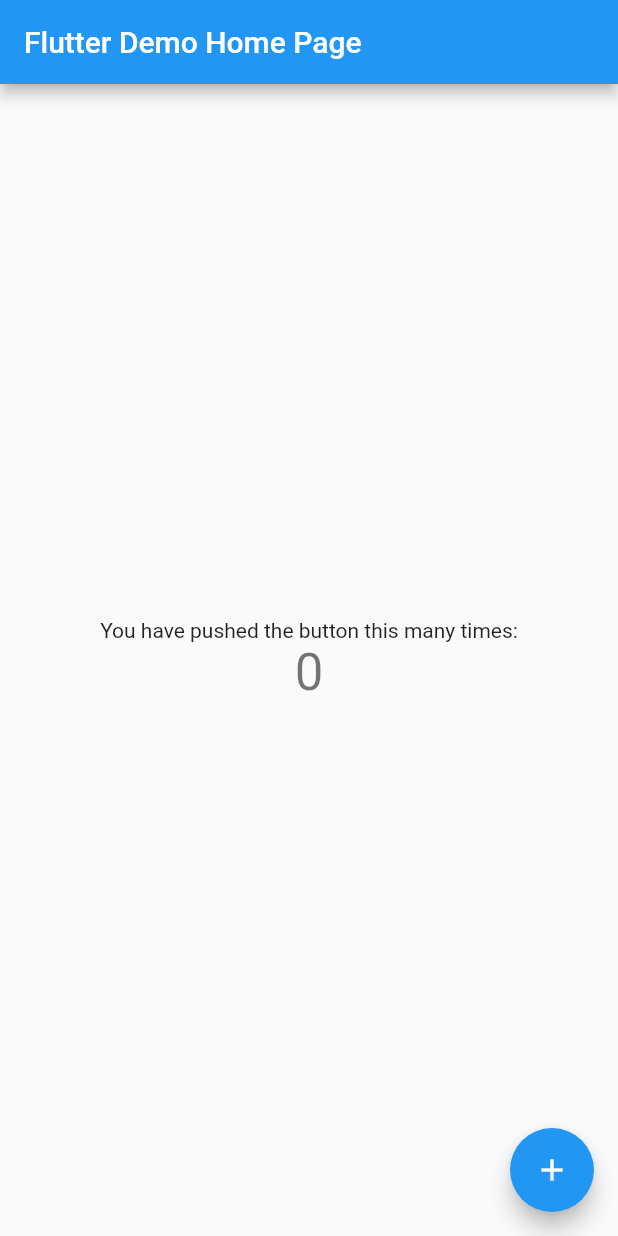
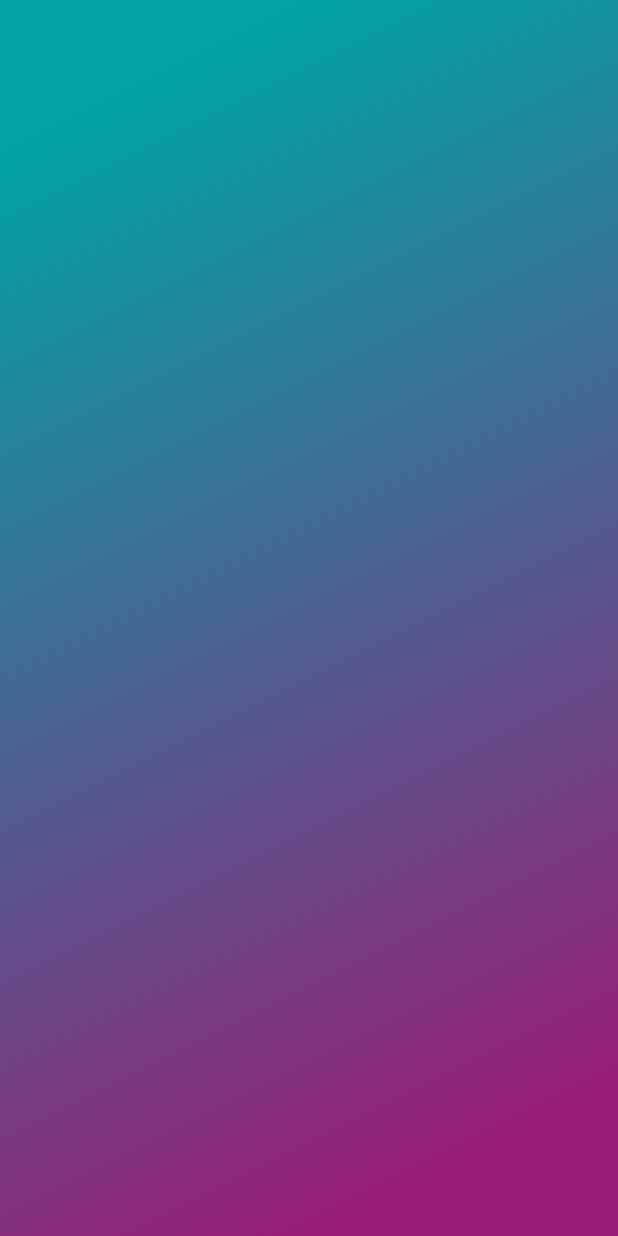
Before and after one commit to Chokohsoft/BalancETH, a Flutter app: the screen it shows after launch, on a phone screen of 412 x 824 dp. Run offline on Flutter 3.47's test engine with Material 2 defaults, Android fonts, the phone set to English and light mode, and no system bars.

Commit message:
initial commit

```diff
--- a/eth_address_info/lib/main.dart
+++ b/eth_address_info/lib/main.dart
@@ -1,4 +1,6 @@
 import 'package:flutter/material.dart';
+
+import 'view/home.dart';
 
 void main() {
   runApp(MyApp());
@@ -30,88 +32,3 @@ class MyApp extends StatelessWidget {
     );
   }
 }
-
-class MyHomePage extends StatefulWidget {
-  MyHomePage({Key key, this.title}) : super(key: key);
-
-  // This widget is the home page of your application. It is stateful, meaning
-  // that it has a State object (defined below) that contains fields that affect
-  // how it looks.
-
-  // This class is the configuration for the state. It holds the values (in this
-  // case the title) provided by the parent (in this case the App widget) and
-  // used by the build method of the State. Fields in a Widget subclass are
-  // always marked "final".
-
-  final String title;
-
-  @override
-  _MyHomePageState createState() => _MyHomePageState();
-}
-
-class _MyHomePageState extends State<MyHomePage> {
-  int _counter = 0;
-
-  void _incrementCounter() {
-    setState(() {
-      // This call to setState tells the Flutter framework that something has
-      // changed in this State, which causes it to rerun the build method below
-      // so that the display can reflect the updated values. If we changed
-      // _counter without calling setState(), then the build method would not be
-      // called again, and so nothing would appear to happen.
-      _counter++;
-    });
-  }
-
-  @override
-  Widget build(BuildContext context) {
-    // This method is rerun every time setState is called, for instance as done
-    // by the _incrementCounter method above.
-    //
-    // The Flutter framework has been optimized to make rerunning build methods
-    // fast, so that you can just rebuild anything that needs updating rather
-    // than having to individually change instances of widgets.
-    return Scaffold(
-      appBar: AppBar(
-        // Here we take the value from the MyHomePage object that was created by
-        // the App.build method, and use it to set our appbar title.
-        title: Text(widget.title),
-      ),
-      body: Center(
-        // Center is a layout widget. It takes a single child and positions it
-        // in the middle of the parent.
-        child: Column(
-          // Column is also a layout widget. It takes a list of children and
-          // arranges them vertically. By default, it sizes itself to fit its
-          // children horizontally, and tries to be as tall as its parent.
-          //
-          // Invoke "debug painting" (press "p" in the console, choose the
-          // "Toggle Debug Paint" action from the Flutter Inspector in Android
-          // Studio, or the "Toggle Debug Paint" command in Visual Studio Code)
-          // to see the wireframe for each widget.
-          //
-          // Column has various properties to control how it sizes itself and
-          // how it positions its children. Here we use mainAxisAlignment to
-          // center the children vertically; the main axis here is the vertical
-          // axis because Columns are vertical (the cross axis would be
-          // horizontal).
-          mainAxisAlignment: MainAxisAlignment.center,
-          children: <Widget>[
-            Text(
-              'You have pushed the button this many times:',
-            ),
-            Text(
-              '$_counter',
-              style: Theme.of(context).textTheme.headline4,
-            ),
-          ],
-        ),
-      ),
-      floatingActionButton: FloatingActionButton(
-        onPressed: _incrementCounter,
-        tooltip: 'Increment',
-        child: Icon(Icons.add),
-      ), // This trailing comma makes auto-formatting nicer for build methods.
-    );
-  }
-}
--- /dev/null
+++ b/eth_address_info/lib/view/home.dart
@@ -0,0 +1,55 @@
+import 'package:flutter/material.dart';
+
+class MyHomePage extends StatefulWidget {
+  MyHomePage({Key key, this.title}) : super(key: key);
+
+  // This widget is the home page of your application. It is stateful, meaning
+  // that it has a State object (defined below) that contains fields that affect
+  // how it looks.
+
+  // This class is the configuration for the state. It holds the values (in this
+  // case the title) provided by the parent (in this case the App widget) and
+  // used by the build method of the State. Fields in a Widget subclass are
+  // always marked "final".
+
+  final String title;
+
+  @override
+  _MyHomePageState createState() => _MyHomePageState();
+}
+
+class _MyHomePageState extends State<MyHomePage> {
+  int _counter = 0;
+
+  void _incrementCounter() {
+    setState(() {
+      // This call to setState tells the Flutter framework that something has
+      // changed in this State, which causes it to rerun the build method below
+      // so that the display can reflect the updated values. If we changed
+      // _counter without calling setState(), then the build method would not be
+      // called again, and so nothing would appear to happen.
+      _counter++;
+    });
+  }
+
+  @override
+  Widget build(BuildContext context) {
+
+    return Scaffold(
+      resizeToAvoidBottomInset: false,
+      body: Container(
+        decoration: BoxDecoration(
+          gradient: LinearGradient(
+            begin: Alignment.topLeft,
+            end: Alignment.bottomRight,
+            stops: [0.1,  0.9],
+            colors: [
+              Color.fromRGBO(1, 163, 164, 1),
+              Color.fromRGBO(152, 29, 122, 1),
+            ],
+          ),
+        ),
+      )
+    );
+  }
+}
--- a/eth_address_info/pubspec.yaml
+++ b/eth_address_info/pubspec.yaml
@@ -45,9 +45,8 @@ flutter:
   uses-material-design: true
 
   # To add assets to your application, add an assets section, like this:
-  # assets:
-  #   - images/a_dot_burr.jpeg
-  #   - images/a_dot_ham.jpeg
+  assets:
+    - assets/
 
   # An image asset can refer to one or more resolution-specific "variants", see
   # https://flutter.dev/assets-and-images/#resolution-aware.
```
Also changed, not shown: eth_address_info/assets/search_area_bg.png (added), eth_address_info/assets/search_bg.png (added), 1 other file.
